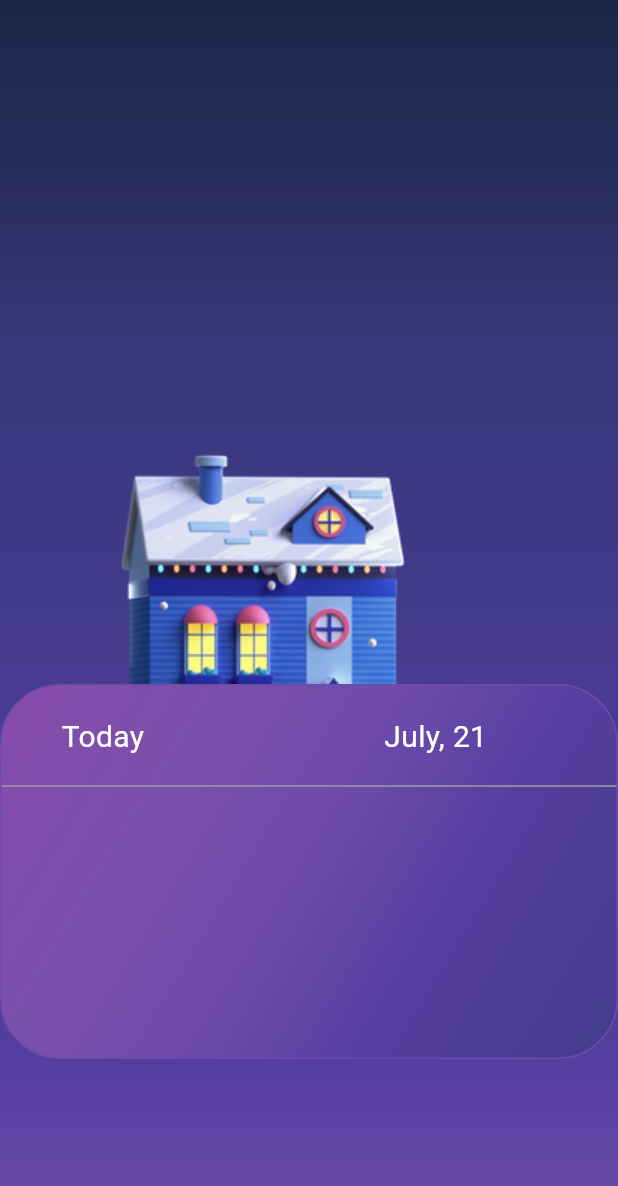
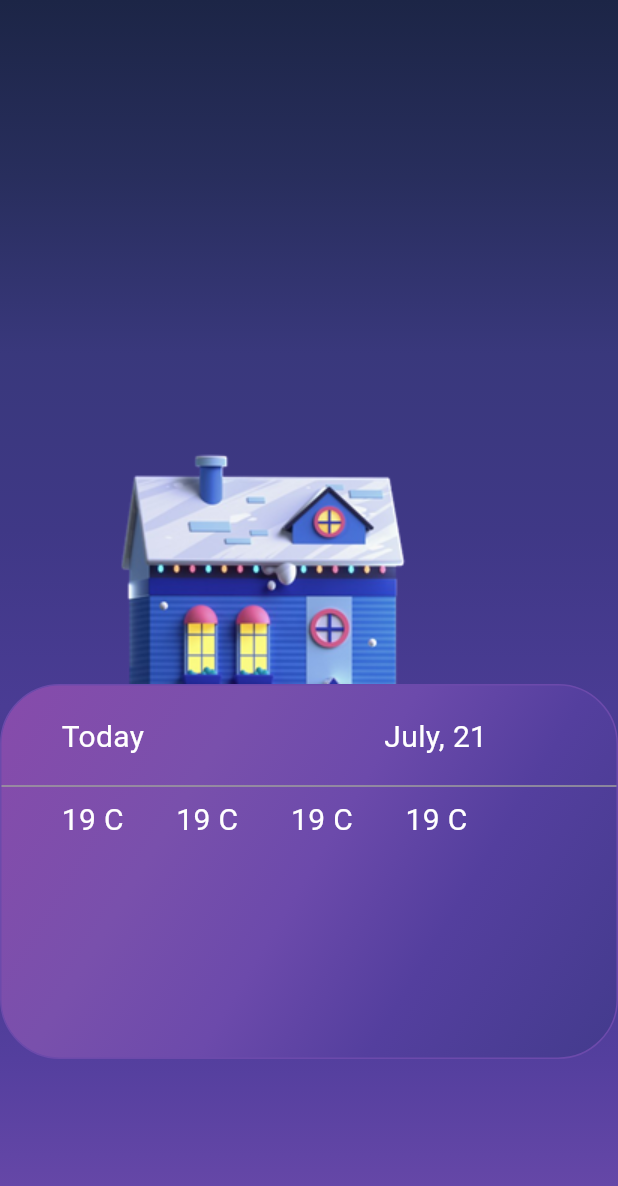
Before and after one commit to adeenazara2002/Weather-Forecast-App, a Flutter app: the Home screen opened directly, on a phone screen of 412 x 824 dp. Shown: the top 1186 px of the screen. Run offline on Flutter 3.47's test engine with Material 3 defaults, Android fonts, the phone set to English and light mode, and no system bars.

Commit message:
Home Screen

```diff
--- a/lib/Screens/home.dart
+++ b/lib/Screens/home.dart
@@ -1,3 +1,4 @@
+import 'package:flutter/gestures.dart';
 import 'package:flutter/material.dart';
 import 'package:weatherapp/Screens/home.dart';
 
@@ -64,7 +65,7 @@ class Home extends StatelessWidget {
                       children: [
                         Column(
                           children: [
-                            SizedBox(height: 20), // Adjust spacing as needed
+                            SizedBox(height: 20),
                             Row(
                               children: [
                                 Padding(padding: EdgeInsets.only(left: 40)),
@@ -77,7 +78,6 @@ class Home extends StatelessWidget {
                                   ),
                                 ),
                                 Padding(padding: EdgeInsets.only(left: 160)),
-
                                 Text(
                                   'July, 21',
                                   style: TextStyle(
@@ -88,13 +88,68 @@ class Home extends StatelessWidget {
                                 ),
                               ],
                             ),
-                            SizedBox(height: 10), // Adjust spacing between text and line
+                            SizedBox(height: 10),
                             Divider(
                               color: Colors.grey,
-                              thickness: 1, // Adjust the thickness of the line
+                              thickness: 1,
                               // indent: 40, // Space from the left
                               // endIndent: 40, // Space from the right
                             ),
+
+                            // === scrollable container ===
+                            Container(
+                              child: Stack(
+                                children: [
+                                  Row(
+                                    children: [
+                                      Padding(
+                                          padding: EdgeInsets.only(left: 40)),
+                                      Text(
+                                        '19 C',
+                                        style: TextStyle(
+                                          color: Colors.white,
+                                          fontSize: 20,
+                                          fontWeight: FontWeight.w400,
+                                        ),
+                                      ),
+                                      SizedBox(
+                                        width: 35,
+                                      ),
+                                      Text(
+                                        '19 C',
+                                        style: TextStyle(
+                                          color: Colors.white,
+                                          fontSize: 20,
+                                          fontWeight: FontWeight.w400,
+                                        ),
+                                      ),
+                                      SizedBox(
+                                        width: 35,
+                                      ),
+                                      Text(
+                                        '19 C',
+                                        style: TextStyle(
+                                          color: Colors.white,
+                                          fontSize: 20,
+                                          fontWeight: FontWeight.w400,
+                                        ),
+                                      ),
+                                      SizedBox(
+                                        width: 35,
+                                      ),
+                                      Text(
+                                        '19 C',
+                                        style: TextStyle(
+                                          color: Colors.white,
+                                          fontSize: 20,
+                                          fontWeight: FontWeight.w400,
+                                        ),
+                                      ),
+                                    ],
+                                  )
+                                ],
+                              ),
+                            )
                           ],
                         ),
                       ],
```
